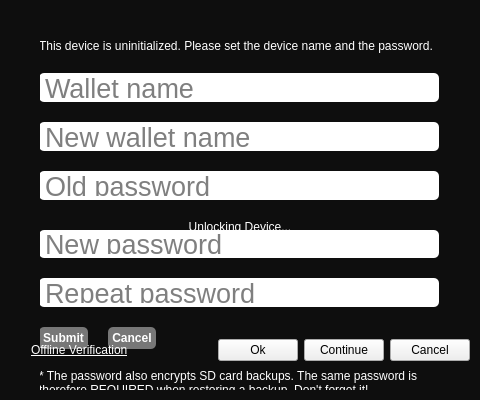
Old version of the form src/qt/ui/modalview.ui in the repository jonasschnelli/dbb-app.
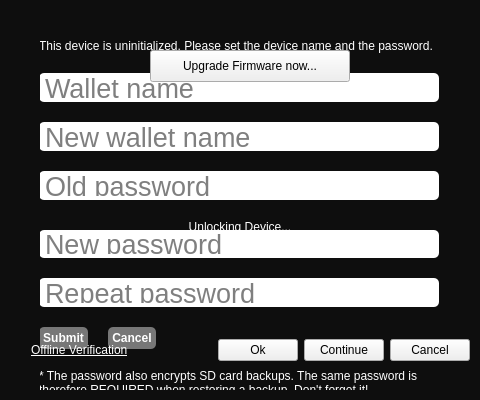
New version of the form. Custom widgets are drawn as their Qt base class.

Commit message: Remove QMenuBar and use move fw-upgrade and settings to the settings tab

What changed in the file:
```diff
--- a/src/qt/ui/modalview.ui
+++ b/src/qt/ui/modalview.ui
@@ -104,13 +104,13 @@
      </property>
      <item>
       <widget class="QLabel" name="uninizializedInfoLabel">
-       <property name="text">
-        <string>This device is uninitialized. Please set the device name and the password.</string>
-       </property>
        <property name="styleSheet">
-           <string notr="true">color: white;
+        <string notr="true">color: white;
                background-color: rgba(0,0,0, 0%)</string>
        </property>
+       <property name="text">
+        <string>This device is uninitialized. Please set the device name and the password.</string>
+       </property>
       </widget>
      </item>
      <item>
@@ -480,6 +480,19 @@
     </layout>
    </widget>
   </widget>
+  <widget class="QPushButton" name="upgradeFirmware">
+   <property name="geometry">
+    <rect>
+     <x>150</x>
+     <y>50</y>
+     <width>200</width>
+     <height>32</height>
+    </rect>
+   </property>
+   <property name="text">
+    <string>Upgrade Firmware now...</string>
+   </property>
+  </widget>
   <zorder>modalBgWidget</zorder>
   <zorder>modalIcon</zorder>
   <zorder>setDeviceWidget</zorder>
@@ -487,6 +500,7 @@
   <zorder>modalInfoLabelLA</zorder>
   <zorder>modalInfoLabel</zorder>
   <zorder>widget</zorder>
+  <zorder>upgradeFirmware</zorder>
  </widget>
  <customwidgets>
   <customwidget>
```
The commit also changes 5 other files.
